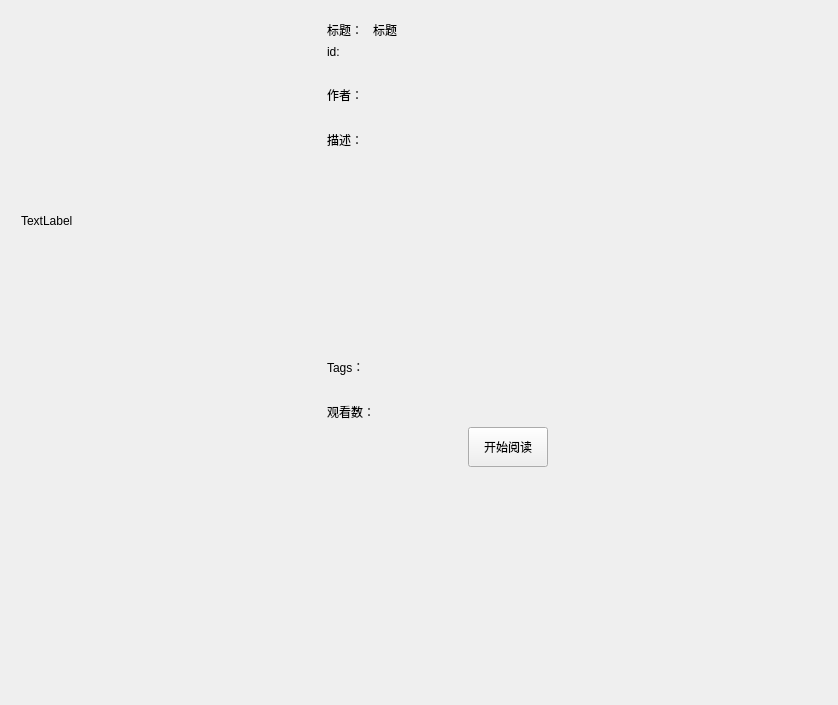
This is ui/ui_book_info.ui in tonquer/JMComic-qt as Qt 5 draws it before an edit. The edited form follows.
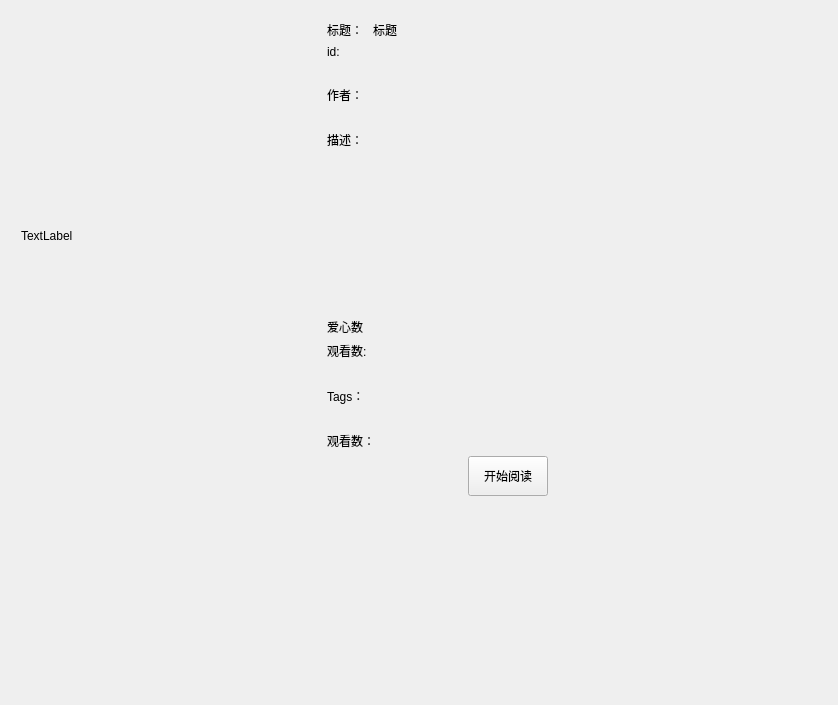
This is the edited form. Icons and pictures are not drawn. Custom widgets are drawn as their Qt base class.

What changed in the file:
```diff
--- a/ui/ui_book_info.ui
+++ b/ui/ui_book_info.ui
@@ -362,6 +362,66 @@
                </item>
               </layout>
              </item>
+             <item>
+              <layout class="QHBoxLayout" name="horizontalLayout_6">
+               <item>
+                <widget class="QLabel" name="label_4">
+                 <property name="minimumSize">
+                  <size>
+                   <width>40</width>
+                   <height>0</height>
+                  </size>
+                 </property>
+                 <property name="maximumSize">
+                  <size>
+                   <width>40</width>
+                   <height>16777215</height>
+                  </size>
+                 </property>
+                 <property name="text">
+                  <string>爱心数：</string>
+                 </property>
+                </widget>
+               </item>
+               <item>
+                <widget class="QLabel" name="likeLabel">
+                 <property name="text">
+                  <string/>
+                 </property>
+                </widget>
+               </item>
+              </layout>
+             </item>
+             <item>
+              <layout class="QHBoxLayout" name="horizontalLayout_12">
+               <item>
+                <widget class="QLabel" name="label_8">
+                 <property name="minimumSize">
+                  <size>
+                   <width>0</width>
+                   <height>0</height>
+                  </size>
+                 </property>
+                 <property name="maximumSize">
+                  <size>
+                   <width>40</width>
+                   <height>16777215</height>
+                  </size>
+                 </property>
+                 <property name="text">
+                  <string>观看数:</string>
+                 </property>
+                </widget>
+               </item>
+               <item>
+                <widget class="QLabel" name="viewLabel">
+                 <property name="text">
+                  <string/>
+                 </property>
+                </widget>
+               </item>
+              </layout>
+             </item>
              <item>
               <layout class="QHBoxLayout" name="horizontalLayout_7">
                <item>
@@ -450,7 +510,7 @@
         </layout>
        </item>
        <item>
-        <widget class="BaseListWidget" name="epsListWidget">
+        <widget class="EpsListWidget" name="epsListWidget">
          <property name="styleSheet">
           <string notr="true">QListWidget {background-color:transparent;}
 QListWidget::item {
@@ -501,16 +561,16 @@
    <extends>QListWidget</extends>
    <header location="global">component.list.tag_list_widget.h</header>
   </customwidget>
-  <customwidget>
-   <class>BaseListWidget</class>
-   <extends>QListWidget</extends>
-   <header location="global">component.list.base_list_widget.h</header>
-  </customwidget>
   <customwidget>
    <class>IconToolButton</class>
    <extends>QToolButton</extends>
    <header location="global">component.button.icon_tool_button.h</header>
   </customwidget>
+  <customwidget>
+   <class>EpsListWidget</class>
+   <extends>QListWidget</extends>
+   <header location="global">component.list.eps_list_widget.h</header>
+  </customwidget>
  </customwidgets>
  <resources>
   <include location="../res/images.qrc"/>
```
